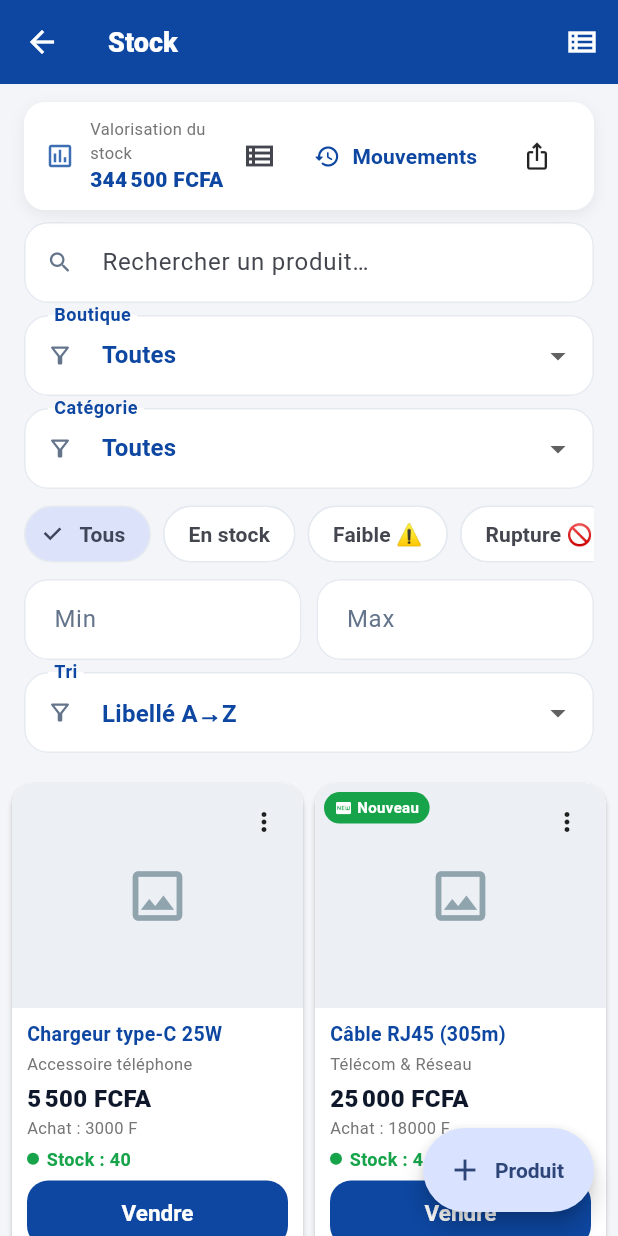
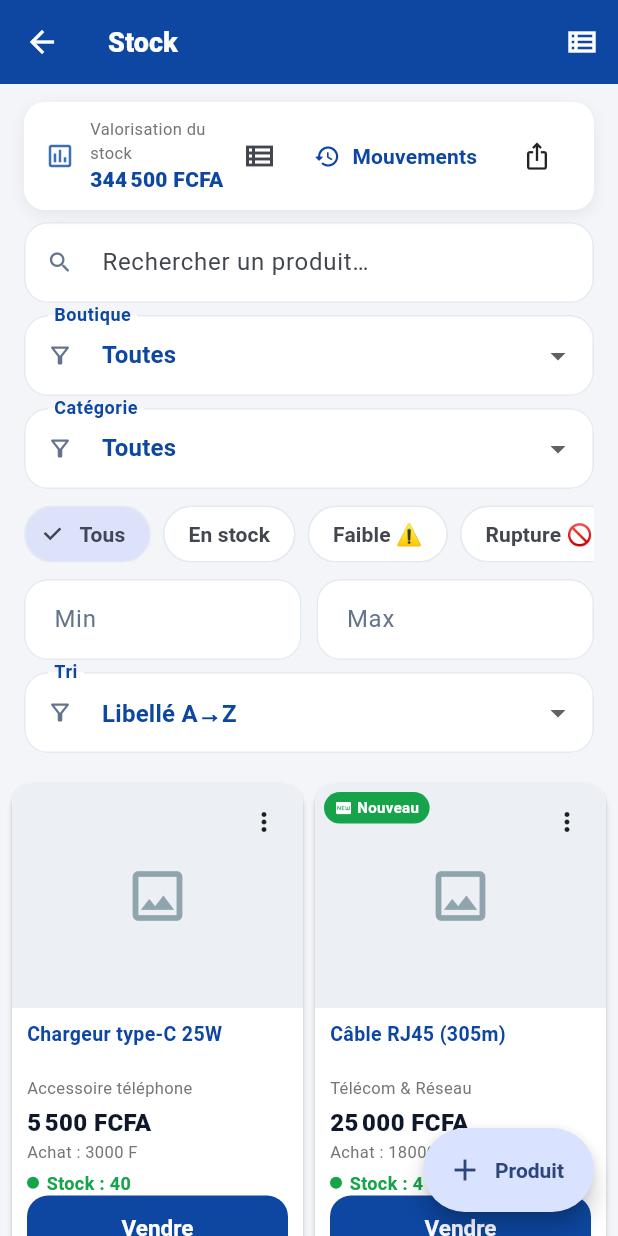
Before and after one commit to aesoltec/NYCTA, a Flutter app: the StockScreen screen opened directly, on a phone screen of 412 x 824 dp. Run offline on Flutter 3.47's test engine with Material 3 defaults, Android fonts, the phone set to English and light mode, and no system bars; our stand-ins replace cached_network_image, connectivity_plus, csv, file_picker, fl_chart, flutter_dotenv and 11 more; missing offline and left inert: excel; accounts and stored records are empty.

Commit message:
fix(stock): cartes de taille uniforme dans les grilles produits et articles
Les cartes produit et article avaient un titre sur 1 ou 2 lignes dans une
grille masonry, qui empile les hauteurs par construction : deux cartes
d'une meme rangee n'avaient pas la meme taille.

- nouvelle source unique lib/widgets/carte_grille.dart (CarteGrille,
  TitreCarte, SlotCorps, EspaceCarte)
- hauteur FIXE par SliverGridDelegateWithFixedCrossAxisCount
  (mainAxisExtent ne depend pas de la largeur, contrairement a
  childAspectRatio) et non plus du masonry
- titre toujours sur deux lignes : un libelle court ne rend plus la
  carte plus basse
- libelles de boutons verrouilles sur une ligne : « Utiliser dans
  vente » passait a la ligne sur 148 px de large, donc la hauteur du
  bouton dependait de la largeur et de l'echelle de texte
- SlotCorps/EspaceCarte : la carte reste utilisable hors grille (liste,
  defilement) au lieu de faire echouer la mise en page
- hauteur calibree sur mesure : 68 px deborderait de 10 px, 86 px
  laissait un vide visible

Preuves : 593/593 tests verts, 0 erreur analyze, 12 nouveaux tests
(carte_grille_uniforme_test.dart : uniformite + absence de debordement
en 320/360/768 px x 1.0/1.5/2.0) et un golden de la grille Articles qui
n'existait pas (tarif_ux_test.dart)

```diff
--- a/lib/screens/stock/stock_screen.dart
+++ b/lib/screens/stock/stock_screen.dart
@@ -20,6 +20,7 @@ import 'widgets/product_list.dart';
 
 import '../../services/export_service.dart';
 import '../../widgets/filtre_panel.dart';
+import '../../widgets/carte_grille.dart';
 
 class StockScreen extends StatefulWidget {
   const StockScreen({super.key});
@@ -311,12 +312,23 @@ class _StockScreenState extends State<StockScreen> {
           else if (_grille)
             SliverPadding(
               padding: const EdgeInsets.all(8),
-              sliver: SliverMasonryGrid.count(
+              // Grille de hauteur FIXE : toutes les cartes ont la même
+              // taille, quelle que soit la longueur du libellé.
+              //
+              // `mainAxisExtent` est la seule delegate qui donne une
+              // hauteur réellement constante : `childAspectRatio` la
+              // déduit de la largeur, donc elle change d'un téléphone à
+              // l'autre. La hauteur suit l'échelle de texte du système,
+              // sinon elle déborde à 1.5x ou 2.0x.
+              sliver: SliverGrid(
+                gridDelegate: SliverGridDelegateWithFixedCrossAxisCount(
                   crossAxisCount: 2,
                   mainAxisSpacing: 8,
                   crossAxisSpacing: 8,
-                childCount: produits.length,
-                itemBuilder: (_, i) => ProductCard(
+                  mainAxisExtent: CarteGrille.hauteur(context),
+                ),
+                delegate: SliverChildBuilderDelegate(
+                  (context, i) => ProductCard(
                     produit: produits[i],
                     onTap: () => _ouvrirDetail(context, produits[i]),
                     onVendre: peutVendre
@@ -326,6 +338,8 @@ class _StockScreenState extends State<StockScreen> {
                     onMenu: (a) => _menuProduit(context, store,
                         produits[i], a, peutModifier),
                     actions: actionsProduit,
+                  ),
+                  childCount: produits.length,
                 ),
               ),
             )
--- a/lib/screens/stock/widgets/product_card.dart
+++ b/lib/screens/stock/widgets/product_card.dart
@@ -1,5 +1,6 @@
 import 'package:flutter/material.dart';
 import '../../../models/produit.dart';
+import '../../../widgets/carte_grille.dart';
 import '../../../widgets/money_text.dart';
 import 'badge_produit.dart';
 import 'image_carousel.dart';
@@ -45,9 +46,11 @@ class ProductCard extends StatelessWidget {
       clipBehavior: Clip.antiAlias,
       child: InkWell(
         onTap: onTap,
+        // `mainAxisSize` par defaut (max) : avec `min`, Flutter donne des
+        // contraintes NON bornees aux enfants non flexibles, et `SlotCorps`
+        // ne pourrait plus distinguer une grille d'une liste.
         child: Column(
             crossAxisAlignment: CrossAxisAlignment.stretch,
-            mainAxisSize: MainAxisSize.min,
             children: [
               Stack(children: [
                 Hero(
@@ -80,19 +83,21 @@ class ProductCard extends StatelessWidget {
                   ),
                 ),
               ]),
-              Flexible(
+              // `Expanded` : la grille impose une hauteur fixe, le bloc
+              // texte occupe donc TOUT l'espace restant au lieu de
+              // laisser une carte plus basse qu'une autre.
+              SlotCorps(
                 child: Padding(
                   padding: const EdgeInsets.fromLTRB(10, 8, 10, 10),
                   child: Column(
                       crossAxisAlignment: CrossAxisAlignment.start,
                       mainAxisSize: MainAxisSize.min,
                       children: [
-                        Text(p.libelle,
-                            maxLines: 2,
-                            overflow: TextOverflow.ellipsis,
-                            style: const TextStyle(
-                                fontSize: 13,
-                                fontWeight: FontWeight.w600)),
+                        TitreCarte(
+                          texte: p.libelle,
+                          echelle:
+                              MediaQuery.textScalerOf(context).scale(1.0),
+                        ),
                         const SizedBox(height: 2),
                         Text(p.categorie,
                             maxLines: 1,
@@ -131,7 +136,10 @@ class ProductCard extends StatelessWidget {
                                     color: couleurStock)),
                           ),
                         ]),
-                        const SizedBox(height: 6),
+                        // Le reste de l'espace va entre le stock et le
+                        // bouton : le bouton est toujours en bas de la
+                        // carte, quelle que soit la longueur du libelle.
+                        const EspaceCarte(),
                         SizedBox(
                           width: double.infinity,
                           child: FilledButton(
@@ -140,7 +148,14 @@ class ProductCard extends StatelessWidget {
                                 visualDensity: VisualDensity.compact,
                                 padding: const EdgeInsets.symmetric(
                                     vertical: 8)),
-                            child: const Text('Vendre'),
+                            // Libellé sur une seule ligne : un bouton qui passe à la la
+                            // ligne change la hauteur de la carte selon la
+                            // largeur, ce qui casserait l'uniformité.
+                            child: const Text(
+                              'Vendre',
+                              maxLines: 1,
+                              overflow: TextOverflow.ellipsis,
+                            ),
                           ),
                         ),
                       ]),
--- /dev/null
+++ b/lib/widgets/carte_grille.dart
@@ -0,0 +1,131 @@
+import 'package:flutter/material.dart';
+
+/// Géométrie des cartes de grille, pour une taille UNIFORME.
+///
+/// PROBLÈME
+/// --------
+/// Les cartes produit et article avaient un titre sur 1 ou 2 lignes, dans
+/// une grille « masonry » qui empile les hauteurs. Résultat : des cartes
+/// de tailles différentes dans la même rangée, une lecture irrégulière,
+/// et une hauteur de ligne qui change au défilement.
+///
+/// DÉCISION
+/// --------
+/// 1. Le titre occupe **toujours deux lignes** (la seconde vide si le
+///    libellé tient en une) : le bloc texte a donc une hauteur constante.
+/// 2. La carte reçoit une hauteur **fixe** fournie par la grille
+///    (`SliverGridDelegateWithFixedCrossAxisCount.mainAxisExtent`), pas
+///    une hauteur déduite de `childAspectRatio` qui dépend de la
+///    largeur — donc variable d'un téléphone à l'autre.
+/// 3. Cette hauteur suit l'échelle de texte du système, sinon elle
+///    déborde à 1.5x ou 2.0x. `mainAxisExtent` ne dépend pas de la
+///    largeur : c'est la seule delegate qui donne une taille réellement
+///    constante quelle que soit la largeur.
+class CarteGrille {
+  const CarteGrille._();
+
+  /// Hauteur de la zone image. Constante : c'est elle qui donne au
+  /// catalogue son air de galerie.
+  static const imageHauteur = 150.0;
+
+  /// Part non textuelle du bloc : marges internes, espacements, et
+  /// chroma du bouton. Ces valeurs ne suivent PAS l'echelle de texte.
+  ///
+  /// Elle a ete calibree sur la hauteur reelle des deux cartes, une fois
+  /// les libelles de boutons verrouilles sur une ligne (auparavant le
+  /// libelle « Utiliser dans vente » passait a la ligne sur 148 px de
+  /// large : la hauteur du bouton dependait alors de la largeur ET de
+  /// l'echelle de texte, et aucune constante ne pouvait suivre).
+  ///
+  /// Sur-estimer est sans risque : le `Spacer` de la carte absorbe le
+  /// surplus. Sous-estimer deborderait.
+  /// Mesure : 68 px deborderait de 10 px sur l'ecran Stock a 320 px,
+  /// 86 px laissait un vide visible. 82 px est le point calibre.
+  static const chrome = 82.0;
+
+  /// Hauteur des lignes de texte à l'échelle 1.0 (carte PRODUIT :
+  /// titre, catégorie, prix, prix d'achat, stock).
+  static const texte = 105.0;
+
+  /// Idem pour une carte ARTICLE : pas de prix d'achat ni de stock.
+  /// Contenu reel = titre (2 x 17.5) + categorie (~15) + prix (~22).
+  /// Marge de securite : le `Spacer` absorbe le surplus, mais un
+  /// deficit deborderait.
+  static const texteArticle = 80.0;
+
+  /// Hauteur totale d'une carte pour l'échelle de texte courante.
+  static double hauteur(BuildContext context, {double texte = texte}) =>
+      hauteurPour(MediaQuery.textScalerOf(context).scale(1.0),
+          texte: texte);
+
+  /// Même calcul, à partir de l'échelle seule — donc utilisable sans
+  /// `BuildContext` (tests, delegates construites en amont du `build`).
+  static double hauteurPour(double echelle, {double texte = texte}) =>
+      imageHauteur + chrome + texte * echelle;
+}
+
+/// Place le corps texte d'une carte dans la hauteur restante.
+///
+/// Une carte de grille reçoit une hauteur FIXE : le corps occupe donc
+/// toute la place au-dessus du bouton, qui se retrouve collé en bas.
+///
+/// Hors grille (liste, défilement, apercu), la hauteur n'est pas bornée :
+/// `Expanded` y provoquerait une erreur de layout. Le corps se réduit
+/// alors a son contenu. Les deux cas sont prevus plutot que d'imposer
+/// au appelant de toujours passer par une grille.
+class SlotCorps extends StatelessWidget {
+  final Widget child;
+
+  const SlotCorps({super.key, required this.child});
+
+  @override
+  Widget build(BuildContext context) {
+    return LayoutBuilder(builder: (_, contraintes) {
+      final borne = contraintes.hasBoundedHeight;
+      return borne ? Expanded(child: child) : child;
+    });
+  }
+}
+
+/// Espace de rappel d'un `Spacer`, mais qui disparait si la hauteur
+/// n'est pas bornee.
+///
+/// Meme raison que [SlotCorps] : en liste ou dans un defilement, un
+/// `Spacer` (donc un `Expanded`) ferait echouer la mise en page. La carte
+/// se resserre alors sur son contenu au lieu de planter.
+class EspaceCarte extends StatelessWidget {
+  const EspaceCarte({super.key});
+
+  @override
+  Widget build(BuildContext context) {
+    return LayoutBuilder(builder: (_, contraintes) => contraintes
+            .hasBoundedHeight
+        ? const Spacer()
+        : const SizedBox.shrink());
+  }
+}
+
+/// Bloc de titre à hauteur constante : deux lignes réservées, la
+/// seconde restante vide si le libellé tient en une.
+///
+/// C'est ce qui rend les cartes uniformes : sans cela, un libellé court
+/// produit une carte plus basse, et la grille devient irrégulière.
+class TitreCarte extends StatelessWidget {
+  final String texte;
+  final double echelle;
+
+  const TitreCarte({super.key, required this.texte, this.echelle = 1.0});
+
+  @override
+  Widget build(BuildContext context) {
+    return SizedBox(
+      height: 2 * 17.5 * echelle,
+      child: Text(
+        texte,
+        maxLines: 2,
+        overflow: TextOverflow.ellipsis,
+        style: const TextStyle(fontSize: 13, fontWeight: FontWeight.w600),
+      ),
+    );
+  }
+}
```
Also changed, not shown: lib/screens/stock/widgets/product_grid.dart (+11 -5 lines), lib/screens/tarifs/tarifs_screen.dart (+21 -5 lines), lib/screens/tarifs/widgets/tarif_card.dart (+23 -11 lines), 8 other files. Lines whose indentation alone changed are shown as unchanged.
